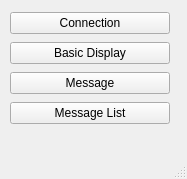
Old version of the form src/main-window.ui in the repository getonout/byte-messenger.
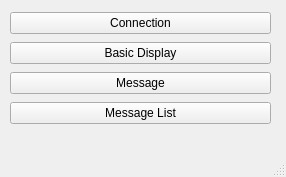
New version of the form.

Commit message: Updated .ui files to adjust button sizes.  Updated pre-built executables.

Patch:
```diff
--- a/src/main-window.ui
+++ b/src/main-window.ui
@@ -6,8 +6,8 @@
    <rect>
     <x>0</x>
     <y>0</y>
-    <width>187</width>
-    <height>179</height>
+    <width>286</width>
+    <height>177</height>
    </rect>
   </property>
   <property name="windowTitle">
@@ -19,7 +19,7 @@
      <rect>
       <x>10</x>
       <y>10</y>
-      <width>160</width>
+      <width>261</width>
       <height>120</height>
      </rect>
     </property>
```
Left out of the diff: 2 changed lines with no effect on the pictures. The commit also changes 6 other files.
